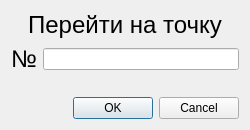
Above: KAMEditor/gui/points/toselectionpointdialog.ui from Xtail96/SML before the change. Below: the same form after it.
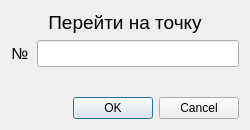
That is the form after the change.

Patch:
```diff
--- a/KAMEditor/gui/points/toselectionpointdialog.ui
+++ b/KAMEditor/gui/points/toselectionpointdialog.ui
@@ -24,7 +24,7 @@
      </property>
      <property name="font">
       <font>
-       <pointsize>18</pointsize>
+       <pointsize>12</pointsize>
       </font>
      </property>
      <property name="text">
@@ -36,7 +36,7 @@
     <widget class="QLabel" name="toPointTitleLabel">
      <property name="font">
       <font>
-       <pointsize>18</pointsize>
+       <pointsize>14</pointsize>
       </font>
      </property>
      <property name="text">
@@ -55,6 +55,11 @@
        <verstretch>0</verstretch>
       </sizepolicy>
      </property>
+     <property name="font">
+      <font>
+       <pointsize>12</pointsize>
+      </font>
+     </property>
     </widget>
    </item>
    <item row="3" column="0" colspan="2">
```
